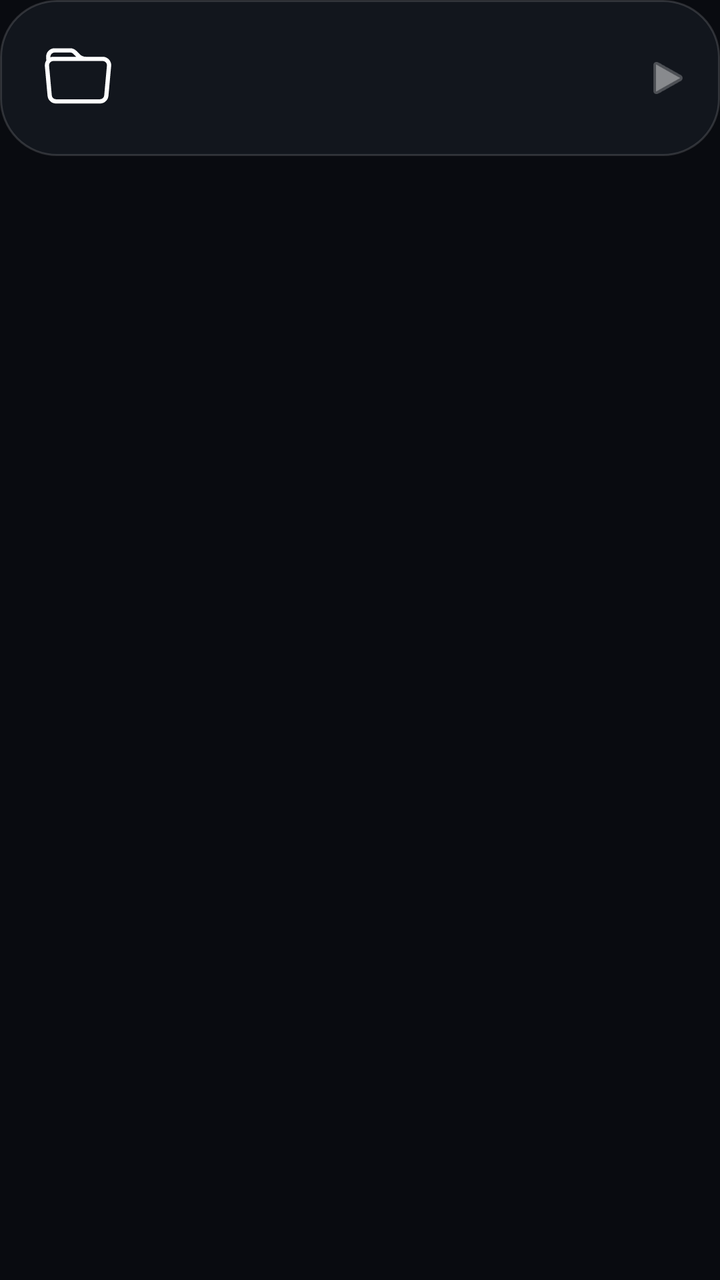
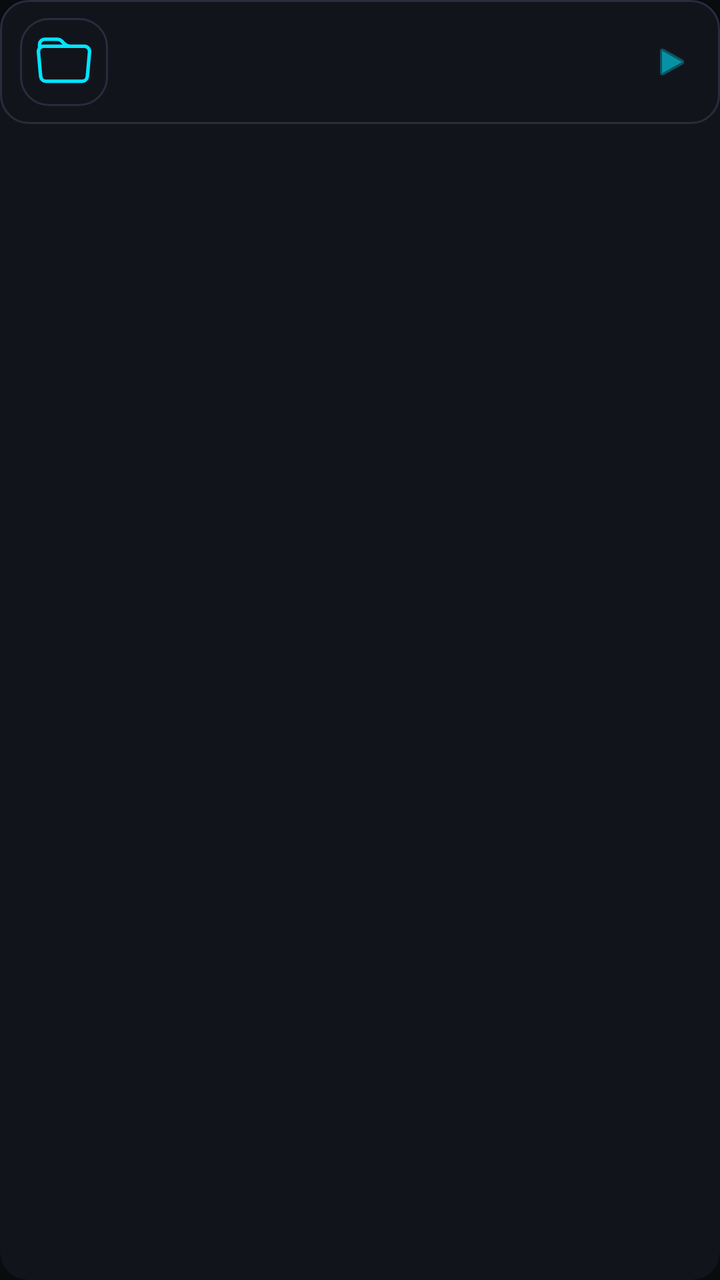

Compare the two renders of this Android layout. The source of the first and the diff that turns it into the second are given below.
<!-- AndroidManifest.xml: application theme Theme.MyJanDergyMusic -->
<!-- res/layout/item_artist_folder.xml -->
<?xml version="1.0" encoding="utf-8"?>

<androidx.cardview.widget.CardView xmlns:android="http://schemas.android.com/apk/res/android"
    xmlns:app="http://schemas.android.com/apk/res-auto"
    android:layout_width="match_parent"
    android:layout_height="wrap_content"
    android:layout_marginHorizontal="12dp"
    android:layout_marginVertical="7dp"
    app:cardBackgroundColor="@android:color/transparent"
    app:cardCornerRadius="22dp"
    app:cardElevation="0dp">

    <LinearLayout
        android:layout_width="match_parent"
        android:layout_height="wrap_content"
        android:background="@drawable/bg_glass_panel"
        android:orientation="horizontal"
        android:padding="14dp"
        android:gravity="center_vertical">

        <ImageView
            android:id="@+id/folder_icon"
            android:layout_width="50dp"
            android:layout_height="50dp"
            android:padding="8dp"
            android:src="@drawable/ic_folder"
            app:tint="@android:color/white"
            android:contentDescription="Folder Icon" />

        <LinearLayout
            android:layout_width="0dp"
            android:layout_height="wrap_content"
            android:layout_weight="1"
            android:orientation="vertical"
            android:layout_marginStart="16dp">

            <TextView
                android:id="@+id/artist_name"
                android:layout_width="match_parent"
                android:layout_height="wrap_content"
                android:ellipsize="end"
                android:singleLine="true"
                android:textColor="@android:color/white"
                android:textSize="17sp"
                android:textStyle="bold" />

            <TextView
                android:id="@+id/song_count"
                android:layout_width="match_parent"
                android:layout_height="wrap_content"
                android:textColor="@color/glass_text_secondary"
                android:textSize="13sp" />
        </LinearLayout>

        <ImageView
            android:layout_width="24dp"
            android:layout_height="24dp"
            android:src="@android:drawable/ic_media_play"
            android:alpha="0.5"
            app:tint="@android:color/white"
            android:contentDescription="Arrow" />

    </LinearLayout>
</androidx.cardview.widget.CardView>
<!-- resources referenced by this layout -->
<resources>
  <color name="glass_text_secondary">#B8FFFFFF</color>
  <!-- drawable bg_glass_panel (drawable) -->
  <?xml version="1.0" encoding="utf-8"?>
  
  <shape xmlns:android="http://schemas.android.com/apk/res/android">
      <solid android:color="@color/surface_panel" />
      <corners android:radius="28dp" />
      <stroke
          android:width="1dp"
          android:color="@color/glass_stroke" />
  </shape>
  <!-- drawable ic_folder (drawable) -->
  <vector xmlns:android="http://schemas.android.com/apk/res/android"
      android:width="24dp"
      android:height="24dp"
      android:viewportWidth="16"
      android:viewportHeight="16">
      <path
          android:fillColor="#FFFFFF"
          android:pathData="M.54 3.87.5 3a2 2 0 0 1 2-2h3.672a2 2 0 0 1 1.414.586l.828.828A2 2 0 0 0 9.828 3h3.982a2 2 0 0 1 1.992 2.181l-.637 7A2 2 0 0 1 13.174 14H2.826a2 2 0 0 1-1.991-1.819l-.637-7a2 2 0 0 1 .342-1.31zM2.19 4a1 1 0 0 0-.996 1.09l.637 7a1 1 0 0 0 .995.91h10.348a1 1 0 0 0 .995-.91l.637-7A1 1 0 0 0 13.81 4zm4.69-1.707A1 1 0 0 0 6.172 2H2.5a1 1 0 0 0-1 .981l.006.139q.323-.119.684-.12h5.396z"/>
  </vector>
  <style name="Theme.MyJanDergyMusic" parent="Base.Theme.MyJanDergyMusic" />
  <color name="surface_panel">#D9151820</color>
  <color name="glass_stroke">#24FFFFFF</color>
  <style name="Base.Theme.MyJanDergyMusic" parent="Theme.Material3.DayNight.NoActionBar">
          
          <item name="colorPrimary">@color/logo_blue</item>
          <item name="android:windowBackground">@color/surface_dark</item>
          <item name="android:statusBarColor">@android:color/transparent</item>
          <item name="android:navigationBarColor">@android:color/transparent</item>
      </style>
  <color name="logo_blue">#2196F3</color>
  <color name="surface_dark">#FF090B10</color>
</resources>

<!-- the commit's change to res/layout/item_artist_folder.xml (unified diff, before → after) -->
@@ -1,30 +1,33 @@
 <?xml version="1.0" encoding="utf-8"?>
-
 <androidx.cardview.widget.CardView xmlns:android="http://schemas.android.com/apk/res/android"
     xmlns:app="http://schemas.android.com/apk/res-auto"
     android:layout_width="match_parent"
     android:layout_height="wrap_content"
-    android:layout_marginHorizontal="12dp"
-    android:layout_marginVertical="7dp"
-    app:cardBackgroundColor="@android:color/transparent"
-    app:cardCornerRadius="22dp"
+    android:layout_marginHorizontal="8dp"
+    android:layout_marginVertical="3.5dp"
+    app:cardBackgroundColor="@color/surface_panel"
+    app:cardCornerRadius="14dp"
     app:cardElevation="0dp">
 
     <LinearLayout
         android:layout_width="match_parent"
         android:layout_height="wrap_content"
-        android:background="@drawable/bg_glass_panel"
+        android:background="@drawable/bg_opaque_card"
         android:orientation="horizontal"
-        android:padding="14dp"
+        android:paddingStart="10dp"
+        android:paddingTop="9dp"
+        android:paddingEnd="14dp"
+        android:paddingBottom="9dp"
         android:gravity="center_vertical">
 
         <ImageView
             android:id="@+id/folder_icon"
-            android:layout_width="50dp"
-            android:layout_height="50dp"
+            android:layout_width="44dp"
+            android:layout_height="44dp"
             android:padding="8dp"
+            android:background="@drawable/bg_opaque_card"
             android:src="@drawable/ic_folder"
-            app:tint="@android:color/white"
+            app:tint="@color/accent_neon"
             android:contentDescription="Folder Icon" />
 
         <LinearLayout
@@ -32,7 +35,7 @@
             android:layout_height="wrap_content"
             android:layout_weight="1"
             android:orientation="vertical"
-            android:layout_marginStart="16dp">
+            android:layout_marginStart="12dp">
 
             <TextView
                 android:id="@+id/artist_name"
@@ -41,23 +44,24 @@
                 android:ellipsize="end"
                 android:singleLine="true"
                 android:textColor="@android:color/white"
-                android:textSize="17sp"
+                android:textSize="15sp"
                 android:textStyle="bold" />
 
             <TextView
                 android:id="@+id/song_count"
                 android:layout_width="match_parent"
                 android:layout_height="wrap_content"
+                android:layout_marginTop="2dp"
                 android:textColor="@color/glass_text_secondary"
-                android:textSize="13sp" />
+                android:textSize="12.5sp" />
         </LinearLayout>
 
         <ImageView
-            android:layout_width="24dp"
-            android:layout_height="24dp"
+            android:layout_width="20dp"
+            android:layout_height="20dp"
             android:src="@android:drawable/ic_media_play"
-            android:alpha="0.5"
-            app:tint="@android:color/white"
+            android:alpha="0.6"
+            app:tint="@color/accent_neon"
             android:contentDescription="Arrow" />
 
     </LinearLayout>
<!-- resource entries referenced after the edit -->
@@ -1,16 +1,7 @@
 <!-- resources referenced by this layout -->
 <resources>
-  <color name="glass_text_secondary">#B8FFFFFF</color>
-  <!-- drawable bg_glass_panel (drawable) -->
-  <?xml version="1.0" encoding="utf-8"?>
-  
-  <shape xmlns:android="http://schemas.android.com/apk/res/android">
-      <solid android:color="@color/surface_panel" />
-      <corners android:radius="28dp" />
-      <stroke
-          android:width="1dp"
-          android:color="@color/glass_stroke" />
-  </shape>
+  <color name="accent_neon">#FF00E5FF</color>
+  <color name="glass_text_secondary">#FF94A3B8</color>
   <!-- drawable ic_folder (drawable) -->
   <vector xmlns:android="http://schemas.android.com/apk/res/android"
       android:width="24dp"
@@ -22,8 +13,17 @@
           android:pathData="M.54 3.87.5 3a2 2 0 0 1 2-2h3.672a2 2 0 0 1 1.414.586l.828.828A2 2 0 0 0 9.828 3h3.982a2 2 0 0 1 1.992 2.181l-.637 7A2 2 0 0 1 13.174 14H2.826a2 2 0 0 1-1.991-1.819l-.637-7a2 2 0 0 1 .342-1.31zM2.19 4a1 1 0 0 0-.996 1.09l.637 7a1 1 0 0 0 .995.91h10.348a1 1 0 0 0 .995-.91l.637-7A1 1 0 0 0 13.81 4zm4.69-1.707A1 1 0 0 0 6.172 2H2.5a1 1 0 0 0-1 .981l.006.139q.323-.119.684-.12h5.396z"/>
   </vector>
   <style name="Theme.MyJanDergyMusic" parent="Base.Theme.MyJanDergyMusic" />
-  <color name="surface_panel">#D9151820</color>
-  <color name="glass_stroke">#24FFFFFF</color>
+  <color name="surface_panel">#FF12141C</color>
+  <!-- drawable bg_opaque_card (drawable) -->
+  <?xml version="1.0" encoding="utf-8"?>
+  <shape xmlns:android="http://schemas.android.com/apk/res/android">
+      <solid android:color="@color/surface_panel" />
+      <corners android:radius="14dp" />
+      <stroke
+          android:width="1dp"
+          android:color="@color/glass_stroke" />
+  </shape>
+  <color name="glass_stroke">#FF282C3D</color>
   <style name="Base.Theme.MyJanDergyMusic" parent="Theme.Material3.DayNight.NoActionBar">
           
           <item name="colorPrimary">@color/logo_blue</item>
@@ -31,7 +31,7 @@
           <item name="android:statusBarColor">@android:color/transparent</item>
           <item name="android:navigationBarColor">@android:color/transparent</item>
       </style>
-  <color name="logo_blue">#2196F3</color>
-  <color name="surface_dark">#FF090B10</color>
+  <color name="logo_blue">#FF00E5FF</color>
+  <color name="surface_dark">#FF0A0B0E</color>
 </resources>
 
